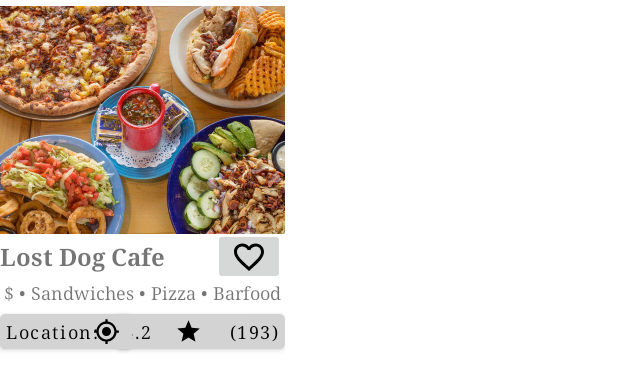
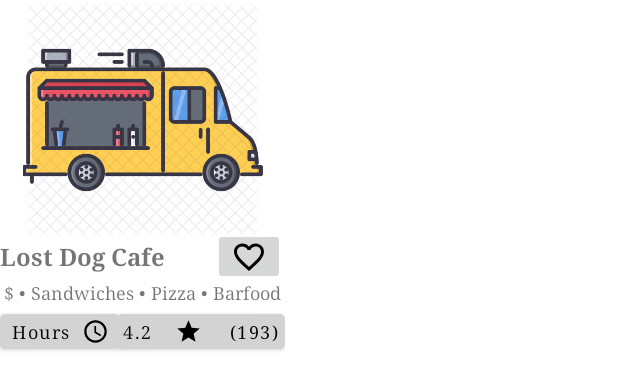
Before and after one commit to Build-Week-FoodTruck-TrackR/AND, an Android app: the layout search_results_layout.xml on its own in the app's theme, with its tools: preview values and no code run, on a phone screen of 412 x 824 dp. Shown: the top 391 px of the screen. Run offline under Robolectric (Android 15) with nearby library versions, the phone set to English and light mode, and no system bars.

```diff
--- a/Foodtruck/app/src/main/java/com/example/foodtruck/data/source/local/model/Foodtruck.kt
+++ b/Foodtruck/app/src/main/java/com/example/foodtruck/data/source/local/model/Foodtruck.kt
@@ -7,7 +7,7 @@ import java.io.Serializable
 open class Foodtruck(val name: String, val model: String, val latitude: Double, val longitude: Double, var menu: Menu? = null) : Serializable
 
 //when we use a GET request to see the food truck from the backend, we will get all the reviews other diners will have left it.
-class SaveableFoodtruck(val isFavorited: Boolean, val allReviews: MutableList<Reviews>, name: String, model: String, latitude: Double, longitude: Double, menu: Menu? = null) : Foodtruck(name, model, latitude, longitude, menu)
+class SaveableFoodtruck(var averageReviewScore: Double, val isFavorited: Boolean, val allReviews: MutableList<Reviews>, name: String, model: String, latitude: Double, longitude: Double, menu: Menu? = null) : Foodtruck(name, model, latitude, longitude, menu)
 
 //this is a list of reviews that we are getting back when we query the foodtruck
 class Reviews(val score: Double, val description: String, val userName: String)
--- /dev/null
+++ b/Foodtruck/app/src/main/res/drawable/ic_access_time_black_24dp.xml
@@ -0,0 +1,9 @@
+<vector xmlns:android="http://schemas.android.com/apk/res/android"
+        android:width="24dp"
+        android:height="24dp"
+        android:viewportWidth="24.0"
+        android:viewportHeight="24.0">
+    <path
+        android:fillColor="#FF000000"
+        android:pathData="M11.99,2C6.47,2 2,6.48 2,12s4.47,10 9.99,10C17.52,22 22,17.52 22,12S17.52,2 11.99,2zM12,20c-4.42,0 -8,-3.58 -8,-8s3.58,-8 8,-8 8,3.58 8,8 -3.58,8 -8,8zM12.5,7H11v6l5.25,3.15 0.75,-1.23 -4.5,-2.67z"/>
+</vector>
--- a/Foodtruck/app/src/main/res/layout/fragment_map.xml
+++ b/Foodtruck/app/src/main/res/layout/fragment_map.xml
@@ -48,5 +48,4 @@
         app:layout_constraintStart_toStartOf="parent"
         app:layout_constraintTop_toBottomOf="@id/spinner_search_range" />
 
-
 </androidx.constraintlayout.widget.ConstraintLayout>
--- a/Foodtruck/app/src/main/res/layout/search_results_layout.xml
+++ b/Foodtruck/app/src/main/res/layout/search_results_layout.xml
@@ -9,7 +9,7 @@
         android:id="@+id/img_foodtruck"
         android:layout_width="190dp"
         android:layout_height="160dp"
-        android:src="@drawable/sample_image"
+        android:src="@drawable/food_truck"
         app:layout_constraintBottom_toTopOf="@id/tv_foodtruck_name"
         app:layout_constraintEnd_toEndOf="parent"
         app:layout_constraintHorizontal_bias="0.0"
@@ -67,7 +67,9 @@
     <Button
         android:id="@+id/button"
         style="@style/GreyButtonStyle"
-        android:text="@string/location"
+        android:text="Hours"
+        android:layout_width="80dp"
+        android:paddingStart="8dp"
         android:textSize="12sp"
         android:textAllCaps="false"
         app:layout_constraintBottom_toBottomOf="@+id/img_btn_star"
@@ -82,7 +84,7 @@
         android:layout_width="18dp"
         android:layout_height="18dp"
         android:elevation="2dp"
-        android:src="@drawable/ic_my_location_black_24dp"
+        android:src="@drawable/ic_access_time_black_24dp"
         app:layout_constraintBottom_toBottomOf="@+id/button"
         app:layout_constraintEnd_toEndOf="@+id/button"
         app:layout_constraintHorizontal_bias="0.885"
```
Also changed, not shown: Foodtruck/app/src/main/java/com/example/foodtruck/ui/foodie/fragments/FoodTruckDetailsDialog.kt (added, +53 -0 lines), Foodtruck/app/src/main/java/com/example/foodtruck/ui/foodie/fragments/Map.kt (+27 -4 lines), Foodtruck/app/src/main/res/layout/operational_hours_layout.xml (added, +37 -0 lines).
